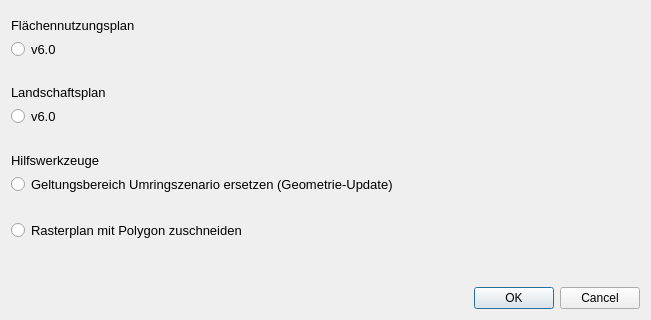
This is xplan_umring.ui in kreis-viersen/xplan-umring as Qt 5 draws it before an edit; both pictures show x 0 to 651 and y 218 to 538 of the 651 by 538 pixel window. The edited form follows.
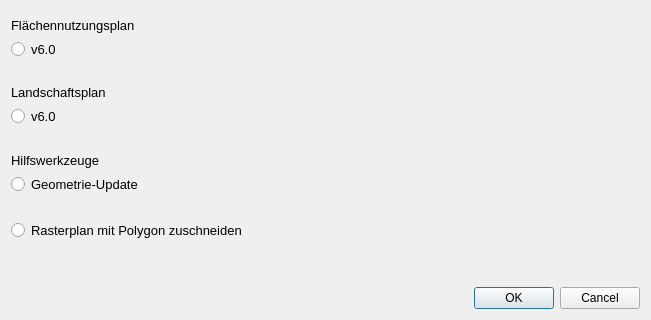
This is the edited form.

```diff
--- a/xplan_umring.ui
+++ b/xplan_umring.ui
@@ -96,7 +96,7 @@
       </font>
      </property>
      <property name="text">
-      <string>Geltungsbereich Umringszenario ersetzen (Geometrie-Update)</string>
+      <string>Geometrie-Update</string>
      </property>
     </widget>
    </item>
```
